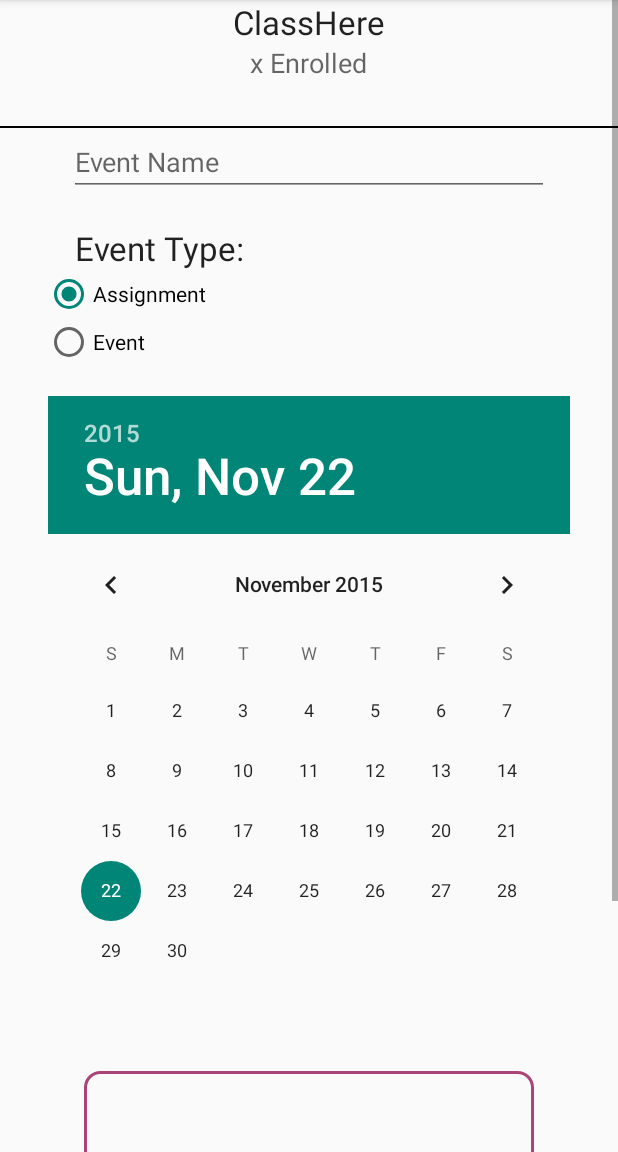
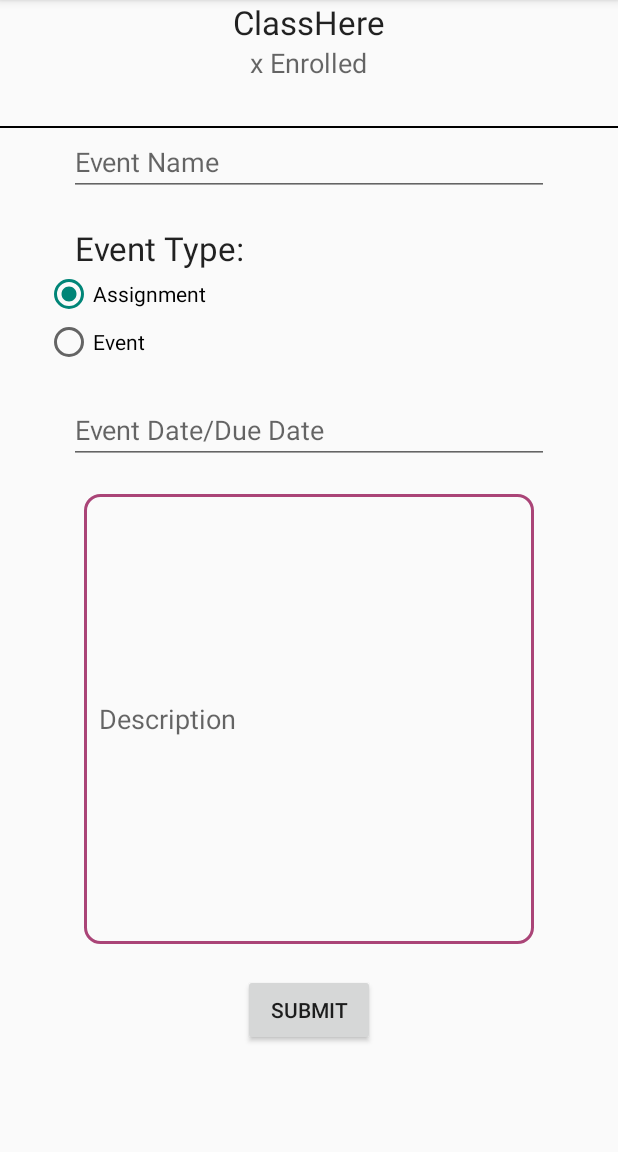
Before and after one commit to alalexl/Kabam, an Android app: the fragment AddEvent placed in its activity, on a phone screen of 412 x 824 dp, the part 84-1236 px from its top. Run offline under Robolectric (Android 15) with nearby library versions, the phone set to English and light mode, and no system bars; libraries missing offline, so code that uses them is left out: com.facebook; 5 statements that could not run were skipped.

Commit message:
Added Add_event improved version(date dialog pops up) press search to open add_evnt fragment

```diff
--- a/Kabam/app/src/main/java/com/kabam/kabam/AddEvent.java
+++ b/Kabam/app/src/main/java/com/kabam/kabam/AddEvent.java
@@ -1,32 +1,32 @@
 package com.kabam.kabam;
 
+import android.app.DialogFragment;
 import android.os.Bundle;
 import android.support.v4.app.Fragment;
 import android.view.LayoutInflater;
-import android.view.MotionEvent;
 import android.view.View;
 import android.view.ViewGroup;
 import android.widget.Button;
 import android.widget.DatePicker;
 import android.widget.EditText;
 import android.widget.RadioButton;
-import android.support.v4.app.FragmentTransaction;
-import android.support.v4.app.FragmentManager;
 import android.widget.ScrollView;
 
 /**
  * Created by tanke_000 on 11/20/2015.
  */
 public class AddEvent extends Fragment {
-    public String eventNameString;
+    public String eventNameString;//Event name
     public boolean isAssignment;//true=assignment, false=event
-    public String descriptionString;
-    public int month,day,year;
+    public String dueDateString;//Event due date
+    public String descriptionString;//Event Description
+
     private View view;
     public ScrollView sv;
     public DatePicker dp;
-    int year_x,month_x,day_x;
     static final int DIALOG_ID=0;
+
+
 
     public View onCreateView(LayoutInflater inflater, ViewGroup container, Bundle savedInstanceState) {
         super.onCreate(savedInstanceState);
@@ -35,26 +35,19 @@ public class AddEvent extends Fragment {
         //initally radio button assignment is checked
         RadioButton assignmentRB=(RadioButton)view.findViewById(R.id.addEventIsAssignment);
         assignmentRB.setChecked(true);
-        //click date due text
-        //tried to get dialog to appear when clicked, but it failed
-//
-//        EditText dueDateText=(EditText)view.findViewById(R.id.addEventDueDate);
-//        dueDateText.setOnFocusChangeListener(new View.OnFocusChangeListener(){
-//           @Override
-//            public void onFocusChange(View v, boolean hasfocus){
-//                if(hasfocus){
-//////                    FragmentManager fm = getActivity().getFragmentManager();
-//////                    DateDialog dialog = new DateDialog(view);
-//////                    dialog.show(fm.beginTransaction(), "DatePicker");
-////
-////                    DateDialog dialog=new DateDialog(view);
-////                    FragmentTransaction ft =getFragmentManager().beginTransaction();
-////                    dialog.show(ft,"DatePicker");
-//
-//                }
-//            }
-//
-//        });
+        //clicked date_due EditText, DatePicker Pops up
+        EditText dueDateText=(EditText)view.findViewById(R.id.addEventDueDate);
+        dueDateText.setKeyListener(null);
+        dueDateText.setOnFocusChangeListener(new View.OnFocusChangeListener(){
+           @Override
+            public void onFocusChange(View v, boolean hasfocus){
+                if(hasfocus){
+                    DialogFragment newFragment = new DateDialog(view);
+                    newFragment.show(getActivity().getFragmentManager(), "datePicker");
+                 }
+            }
+
+        });
 
         //click button saves data
         Button submitButton=(Button)view.findViewById(R.id.addEventSubmitButton);
@@ -68,41 +61,15 @@ public class AddEvent extends Fragment {
                 else{isAssignment=false;}
 
                 eventNameString=eventName.getText().toString();
-                DatePicker datePicker=(DatePicker)view.findViewById(R.id.addEventDatePicker);
-                month=datePicker.getMonth()+1;
-                day=datePicker.getDayOfMonth();
-                year=datePicker.getYear();
+                EditText dueDate=(EditText)view.findViewById(R.id.addEventDueDate);
+                dueDateString=dueDate.getText().toString();
                 EditText description=(EditText)view.findViewById(R.id.addEventDescription);
                 descriptionString=description.getText().toString();
-                description.setText(eventNameString + "\n"
-                        + isAssignment+"\n"
-                        +month+"/"+day+"/"+year
-                        + descriptionString+"\n");
-//                getActivity().getSupportFragmentManager().popBackStack();
+
+                getActivity().getSupportFragmentManager().popBackStack();
             }
 
         });
         return view;
     }
-    public void signUp(View views){//when clicked sign up gets all info
-//        EditText eventName=(EditText)view.findViewById(R.id.addEventEventName);
-//        eventNameString=eventName.getText().toString();
-//        RadioButton assignmentRB=(RadioButton)view.findViewById(R.id.addEventIsAssignment);
-//        RadioButton eventRB=(RadioButton)view.findViewById(R.id.addEventIsEvent);
-//        if(assignmentRB.isChecked())isAssignment=true;
-//        else{isAssignment=false;}
-//
-//        eventNameString=eventName.getText().toString();
-//        EditText dueDate=(EditText)view.findViewById(R.id.addEventDueDate);
-//        dueDateString=eventName.getText().toString();
-//        EditText description=(EditText)view.findViewById(R.id.addEventDescription);
-//        descriptionString=eventName.getText().toString();
-//        description.setText("");
-//        description.append(eventNameString + "\n");
-//        description.append(isAssignment+"\n");
-//        description.append(dueDateString+"\n");
-//        description.append(descriptionString+"\n");
-
-
-    }
 }
--- a/Kabam/app/src/main/java/com/kabam/kabam/DateDialog.java
+++ b/Kabam/app/src/main/java/com/kabam/kabam/DateDialog.java
@@ -9,12 +9,13 @@ import android.os.Bundle;
 import android.view.View;
 import android.widget.DatePicker;
 import android.widget.EditText;
+//THIS CLASS IS FOR THE DATE POPUP, WHICH KEVIN MADE FOR ADD_EVENT
 
 @SuppressLint("ValidFragment")
 public class DateDialog extends DialogFragment implements DatePickerDialog.OnDateSetListener {
     EditText txtdate;
     public DateDialog(View view){
-        txtdate=(EditText)view;
+        txtdate=(EditText)view.findViewById(R.id.addEventDueDate);
     }
     public Dialog onCreateDialog(Bundle savedInstanceState) {
 
@@ -32,7 +33,7 @@ public class DateDialog extends DialogFragment implements DatePickerDialog.OnDat
 
     public void onDateSet(DatePicker view, int year, int month, int day) {
         //show to the selected date in the text box
-        String date=day+"-"+(month+1)+"-"+year;
+        String date=(month+1)+"/"+day+"/"+year;
         txtdate.setText(date);
     }
 
--- a/Kabam/app/src/main/java/com/kabam/kabam/MainActivity.java
+++ b/Kabam/app/src/main/java/com/kabam/kabam/MainActivity.java
@@ -80,6 +80,7 @@ public class MainActivity extends FragmentActivity {
                 FragmentTransaction ft = getSupportFragmentManager().beginTransaction();
                 //ft.replace(R.id.fragmentContainer, new Search());
                 //ft.addToBackStack("search");
+                //TESTED ADD_EVENT CODE HERE, CHANGE BACK TO WHATEVER
                 ft.replace(R.id.fragmentContainer, new AddEvent());
                 ft.addToBackStack("add_event");
                 ft.commit();
--- a/Kabam/app/src/main/res/layout/add_event.xml
+++ b/Kabam/app/src/main/res/layout/add_event.xml
@@ -76,34 +76,27 @@
         <Space
             android:layout_height="20dp"
             android:layout_width="1dp" />
-    <DatePicker
+
+        <EditText
             android:layout_width="wrap_content"
             android:layout_height="wrap_content"
-        android:id="@+id/addEventDatePicker"
-        android:layout_gravity="center_horizontal" />
-
-    <!--<EditText-->
-        <!--android:layout_width="wrap_content"-->
-        <!--android:layout_height="wrap_content"-->
-        <!--android:inputType="textPersonName"-->
-        <!--android:hint="@string/event_date_due_date"-->
-        <!--android:ems="15"-->
-        <!--android:id="@+id/addEventDueDate"-->
-        <!--android:layout_gravity="center_horizontal"-->
-        <!--android:editable="true" />-->
+            android:inputType="textPersonName"
+            android:hint="@string/event_date_due_date"
+            android:ems="15"
+            android:id="@+id/addEventDueDate"
+            android:layout_gravity="center_horizontal"
+            android:editable="true" />
 
         <Space
             android:layout_height="20dp"
             android:layout_width="1dp" />
         <EditText
             android:layout_width="300dp"
-        android:layout_height="200dp"
+            android:layout_height="300dp"
             android:hint="@string/description"
             android:id="@+id/addEventDescription"
             android:background="@drawable/border_style"
             android:layout_gravity="center_horizontal" />
-
-
 
         <Space
             android:layout_height="20dp"
```
Lines whose indentation alone changed are shown as unchanged.
